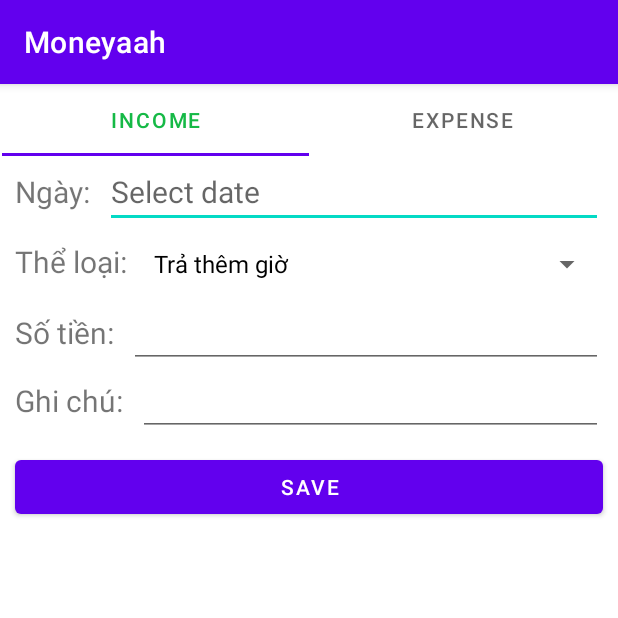
After one commit to doanhduy199819/moneyaah, an Android app: the IncomeFragment screen opened directly, with no data from a screen before it, on a phone screen of 412 x 824 dp, the top half of it. The commit adds this screen. Run offline under Robolectric (Android 15) with nearby library versions, the phone set to English and light mode, and no system bars.

Commit message:
Add note screen

```diff
--- a/app/build.gradle
+++ b/app/build.gradle
@@ -34,6 +34,7 @@ dependencies {
     implementation 'androidx.constraintlayout:constraintlayout:2.1.3'
     implementation 'com.google.android.gms:play-services-base:18.0.1'
     implementation 'com.google.android.gms:play-services-auth:20.0.1'
+    implementation 'androidx.legacy:legacy-support-v4:1.0.0'
     testImplementation 'junit:junit:4.+'
     androidTestImplementation 'androidx.test.ext:junit:1.1.3'
     androidTestImplementation 'androidx.test.espresso:espresso-core:3.4.0'
--- /dev/null
+++ b/app/src/main/java/com/example/moneyaah/ViewPagerAdapter.java
@@ -0,0 +1,50 @@
+package com.example.moneyaah;
+
+import androidx.annotation.NonNull;
+import androidx.annotation.Nullable;
+import androidx.fragment.app.Fragment;
+import androidx.fragment.app.FragmentManager;
+import androidx.fragment.app.FragmentPagerAdapter;
+
+import com.example.moneyaah.fragments.ExpenseFragment;
+import com.example.moneyaah.fragments.IncomeFragment;
+
+public class ViewPagerAdapter extends FragmentPagerAdapter {
+    public ViewPagerAdapter(@NonNull FragmentManager fm, int behavior) {
+        super(fm, behavior);
+    }
+
+    @NonNull
+    @Override
+    public Fragment getItem(int position) {
+        switch (position){
+            case 0:
+                return new IncomeFragment();
+            case 1:
+                return new ExpenseFragment();
+            default:
+                return new IncomeFragment();
+        }
+    }
+
+    @Override
+    public int getCount() {
+        return 2;
+    }
+
+    @Nullable
+    @Override
+    public CharSequence getPageTitle(int position) {
+        String title = "";
+        switch (position){
+            case 0:
+                title = "Income";
+                break;
+            case 1:
+                title = "Expense";
+                break;
+
+        }
+        return title;
+    }
+}
--- /dev/null
+++ b/app/src/main/java/com/example/moneyaah/fragments/ExpenseFragment.java
@@ -0,0 +1,62 @@
+package com.example.moneyaah.fragments;
+
+import android.app.DatePickerDialog;
+import android.os.Bundle;
+
+import androidx.fragment.app.Fragment;
+
+import android.view.LayoutInflater;
+import android.view.View;
+import android.view.ViewGroup;
+import android.widget.ArrayAdapter;
+import android.widget.DatePicker;
+import android.widget.EditText;
+import android.widget.Spinner;
+
+import com.example.moneyaah.R;
+
+import java.util.Calendar;
+
+
+public class ExpenseFragment extends Fragment {
+
+    String[] items = new String[]{"Ăn uống", "Giải trí", "Tự thân phát triển", "Giao thông vận tải", "Sở thích", "Sinh hoạt",
+            "Áo quần", "Làm đẹp", "Sức khỏe", "Giáo dục", "Sự kiện", "Khác"};
+
+    private EditText selectDate;
+
+    @Override
+    public View onCreateView(LayoutInflater inflater, ViewGroup container,
+                             Bundle savedInstanceState) {
+        // Inflate the layout for this fragment
+        View inflate = inflater.inflate(R.layout.fragment_income, container, false);
+        Spinner dropdown = inflate.findViewById(R.id.spinner1);
+        selectDate = inflate.findViewById(R.id.edt_select_date);
+        Calendar calendar = Calendar.getInstance();
+        final int year = calendar.get(Calendar.YEAR);
+        final int month = calendar.get(Calendar.MONTH);
+        final int day = calendar.get(Calendar.DAY_OF_MONTH);
+
+        selectDate.setOnClickListener(new View.OnClickListener() {
+            @Override
+            public void onClick(View v) {
+                DatePickerDialog datePickerDialog = new DatePickerDialog(
+                        ExpenseFragment.this.getContext(), new DatePickerDialog.OnDateSetListener() {
+                    @Override
+                    public void onDateSet(DatePicker view, int year, int month, int dayOfMonth) {
+                        month += 1;
+                        String date = day + "/" + month + "/" + year;
+                        selectDate.setText(date);
+                    }
+                }, year, month, day);
+                datePickerDialog.show();
+            }
+        });
+
+        ArrayAdapter<String> adapter = new ArrayAdapter<>(inflate.getContext(),  android.R.layout.simple_spinner_dropdown_item, items);
+//set the spinners adapter to the previously created one.
+        dropdown.setAdapter(adapter);
+
+        return inflate;
+    }
+}
--- /dev/null
+++ b/app/src/main/java/com/example/moneyaah/fragments/IncomeFragment.java
@@ -0,0 +1,61 @@
+package com.example.moneyaah.fragments;
+
+import android.app.DatePickerDialog;
+import android.os.Bundle;
+
+import androidx.fragment.app.Fragment;
+
+import android.view.LayoutInflater;
+import android.view.View;
+import android.view.ViewGroup;
+import android.widget.ArrayAdapter;
+import android.widget.DatePicker;
+import android.widget.EditText;
+import android.widget.Spinner;
+
+import com.example.moneyaah.R;
+
+import java.util.Calendar;
+import java.util.Date;
+
+public class IncomeFragment extends Fragment {
+
+    String[] items = new String[]{"Trả thêm giờ", "Tiền lương", "Tiền cấp", "Tiền thưởng", "Khác"};
+
+    private EditText selectDate;
+
+    @Override
+    public View onCreateView(LayoutInflater inflater, ViewGroup container,
+                             Bundle savedInstanceState) {
+        // Inflate the layout for this fragment
+        View inflate = inflater.inflate(R.layout.fragment_income, container, false);
+        Spinner dropdown = inflate.findViewById(R.id.spinner1);
+        selectDate = inflate.findViewById(R.id.edt_select_date);
+        Calendar calendar = Calendar.getInstance();
+        final int year = calendar.get(Calendar.YEAR);
+        final int month = calendar.get(Calendar.MONTH);
+        final int day = calendar.get(Calendar.DAY_OF_MONTH);
+
+        selectDate.setOnClickListener(new View.OnClickListener() {
+            @Override
+            public void onClick(View v) {
+                DatePickerDialog datePickerDialog = new DatePickerDialog(
+                        IncomeFragment.this.getContext(), new DatePickerDialog.OnDateSetListener() {
+                    @Override
+                    public void onDateSet(DatePicker view, int year, int month, int dayOfMonth) {
+                        month += 1;
+                        String date = day + "/" + month + "/" + year;
+                        selectDate.setText(date);
+                    }
+                }, year, month, day);
+                datePickerDialog.show();
+            }
+        });
+
+        ArrayAdapter<String> adapter = new ArrayAdapter<>(inflate.getContext(),  android.R.layout.simple_spinner_dropdown_item, items);
+//set the spinners adapter to the previously created one.
+        dropdown.setAdapter(adapter);
+
+        return inflate;
+    }
+}
--- /dev/null
+++ b/app/src/main/java/com/example/moneyaah/screens/NoteScreen.java
@@ -0,0 +1,31 @@
+package com.example.moneyaah.screens;
+
+import androidx.appcompat.app.AppCompatActivity;
+import androidx.fragment.app.FragmentPagerAdapter;
+import androidx.viewpager.widget.ViewPager;
+
+import android.os.Bundle;
+import android.widget.TableLayout;
+
+import com.example.moneyaah.R;
+import com.example.moneyaah.ViewPagerAdapter;
+import com.google.android.material.tabs.TabLayout;
+
+public class NoteScreen extends AppCompatActivity {
+
+    private TabLayout mtabLayout;
+    private ViewPager mviewPager;
+
+    @Override
+    protected void onCreate(Bundle savedInstanceState) {
+        super.onCreate(savedInstanceState);
+        setContentView(R.layout.activity_note);
+
+        mtabLayout = findViewById(R.id.tabLayout);
+        mviewPager = findViewById(R.id.viewpager);
+
+        ViewPagerAdapter viewPagerAdapter = new ViewPagerAdapter(getSupportFragmentManager(), FragmentPagerAdapter.BEHAVIOR_RESUME_ONLY_CURRENT_FRAGMENT);
+        mviewPager.setAdapter(viewPagerAdapter);
+        mtabLayout.setupWithViewPager(mviewPager);
+    }
+}
--- /dev/null
+++ b/app/src/main/res/layout/activity_note.xml
@@ -0,0 +1,41 @@
+<?xml version="1.0" encoding="utf-8"?>
+<androidx.constraintlayout.widget.ConstraintLayout xmlns:android="http://schemas.android.com/apk/res/android"
+    xmlns:app="http://schemas.android.com/apk/res-auto"
+    xmlns:tools="http://schemas.android.com/tools"
+    android:layout_width="match_parent"
+    android:layout_height="match_parent"
+    tools:context=".screens.NoteScreen">
+
+    <com.google.android.material.tabs.TabLayout
+        android:id="@+id/tabLayout"
+        android:layout_width="409dp"
+        android:layout_height="wrap_content"
+        app:layout_constraintEnd_toEndOf="parent"
+        app:layout_constraintHorizontal_bias="0.5"
+        app:layout_constraintStart_toStartOf="parent"
+        app:tabSelectedTextColor="@color/primary_color"
+        app:layout_constraintTop_toTopOf="parent">
+
+        <com.google.android.material.tabs.TabItem
+            android:id="@+id/tab_income"
+            android:layout_width="wrap_content"
+            android:layout_height="wrap_content"
+            android:text="Income" />
+
+        <com.google.android.material.tabs.TabItem
+            android:id="@+id/tab_expense"
+            android:layout_width="wrap_content"
+            android:layout_height="wrap_content"
+            android:text="Expense" />
+    </com.google.android.material.tabs.TabLayout>
+
+    <androidx.viewpager.widget.ViewPager
+        android:id="@+id/viewpager"
+        android:layout_width="match_parent"
+        android:layout_height="0dp"
+        app:layout_constraintBottom_toBottomOf="parent"
+        app:layout_constraintEnd_toEndOf="parent"
+        app:layout_constraintHorizontal_bias="1.0"
+        app:layout_constraintStart_toStartOf="parent"
+        app:layout_constraintTop_toBottomOf="@+id/tabLayout" />
+</androidx.constraintlayout.widget.ConstraintLayout>
--- /dev/null
+++ b/app/src/main/res/layout/fragment_income.xml
@@ -0,0 +1,96 @@
+<?xml version="1.0" encoding="utf-8"?>
+<LinearLayout xmlns:android="http://schemas.android.com/apk/res/android"
+    xmlns:app="http://schemas.android.com/apk/res-auto"
+    xmlns:tools="http://schemas.android.com/tools"
+    android:layout_width="match_parent"
+    android:layout_height="match_parent"
+    android:orientation="vertical"
+    tools:context=".fragments.IncomeFragment">
+
+
+    <!-- TODO: Update blank fragment layout -->
+
+    <LinearLayout
+        android:layout_width="match_parent"
+        android:layout_height="wrap_content"
+        android:layout_marginLeft="10dp"
+        android:layout_marginRight="10dp"
+        android:orientation="horizontal">
+        <TextView
+            android:layout_width="wrap_content"
+            android:layout_height="wrap_content"
+            android:text="Ngày: "
+            android:textSize="20sp"
+            android:layout_marginRight="5dp"/>
+        <EditText
+            android:id="@+id/edt_select_date"
+            android:layout_width="match_parent"
+            android:layout_height="wrap_content"
+            android:hint="Select date"
+            android:textSize="20sp"/>
+    </LinearLayout>
+
+    <LinearLayout
+        android:layout_width="match_parent"
+        android:layout_height="wrap_content"
+        android:layout_marginLeft="10dp"
+        android:layout_marginRight="10dp"
+        android:orientation="horizontal">
+        <TextView
+            android:layout_width="wrap_content"
+            android:layout_height="wrap_content"
+            android:text="Thể loại: "
+            android:textSize="20sp"
+            android:layout_marginRight="5dp"/>
+        <Spinner
+            android:id="@+id/spinner1"
+            android:layout_width="match_parent"
+            android:layout_height="wrap_content"
+            android:spinnerMode="dropdown"/>
+
+    </LinearLayout>
+
+    <LinearLayout
+        android:layout_width="match_parent"
+        android:layout_height="wrap_content"
+        android:layout_marginLeft="10dp"
+        android:layout_marginRight="10dp"
+        android:orientation="horizontal">
+        <TextView
+            android:layout_width="wrap_content"
+            android:layout_height="wrap_content"
+            android:text="Số tiền: "
+            android:textSize="20sp"
+            android:layout_marginRight="5dp"/>
+        <EditText
+            android:layout_width="match_parent"
+            android:layout_height="wrap_content"
+            android:inputType="number"/>
+    </LinearLayout>
+
+    <LinearLayout
+        android:layout_width="match_parent"
+        android:layout_height="wrap_content"
+        android:layout_marginLeft="10dp"
+        android:layout_marginRight="10dp"
+        android:orientation="horizontal">
+        <TextView
+            android:layout_width="wrap_content"
+            android:layout_height="wrap_content"
+            android:text="Ghi chú: "
+            android:textSize="20sp"
+            android:layout_marginRight="5dp"/>
+        <EditText
+            android:layout_width="match_parent"
+            android:layout_height="wrap_content"/>
+    </LinearLayout>
+
+    <Button
+        android:id="@+id/btn_save"
+        android:layout_width="match_parent"
+        android:layout_height="wrap_content"
+        android:layout_margin="10dp"
+        android:text="Save" />
+
+
+</LinearLayout>
--- a/app/src/main/res/values/strings.xml
+++ b/app/src/main/res/values/strings.xml
@@ -2,4 +2,6 @@
     <string name="app_name">Moneyaah</string>
     <string name="sign_in_google">Sign in with Google</string>
     <string name="sign_up_google">Sign up with Google</string>
+    <!-- TODO: Remove or change this placeholder text -->
+    <string name="hello_blank_fragment">Hello blank fragment</string>
 </resources>
```
Also changed, not shown: app/src/main/AndroidManifest.xml (+8 -3 lines), app/src/main/java/com/example/moneyaah/screens/HomeScreen.java (added, +31 -0 lines), app/src/main/java/com/example/moneyaah/screens/SignInScreen.java (+10 -2 lines), app/src/main/res/drawable/ic_add.xml (added, +10 -0 lines), app/src/main/res/layout/activity_home_screen.xml (added, +19 -0 lines), app/src/main/res/layout/fragment_expense_fragent.xml (added, +89 -0 lines).
